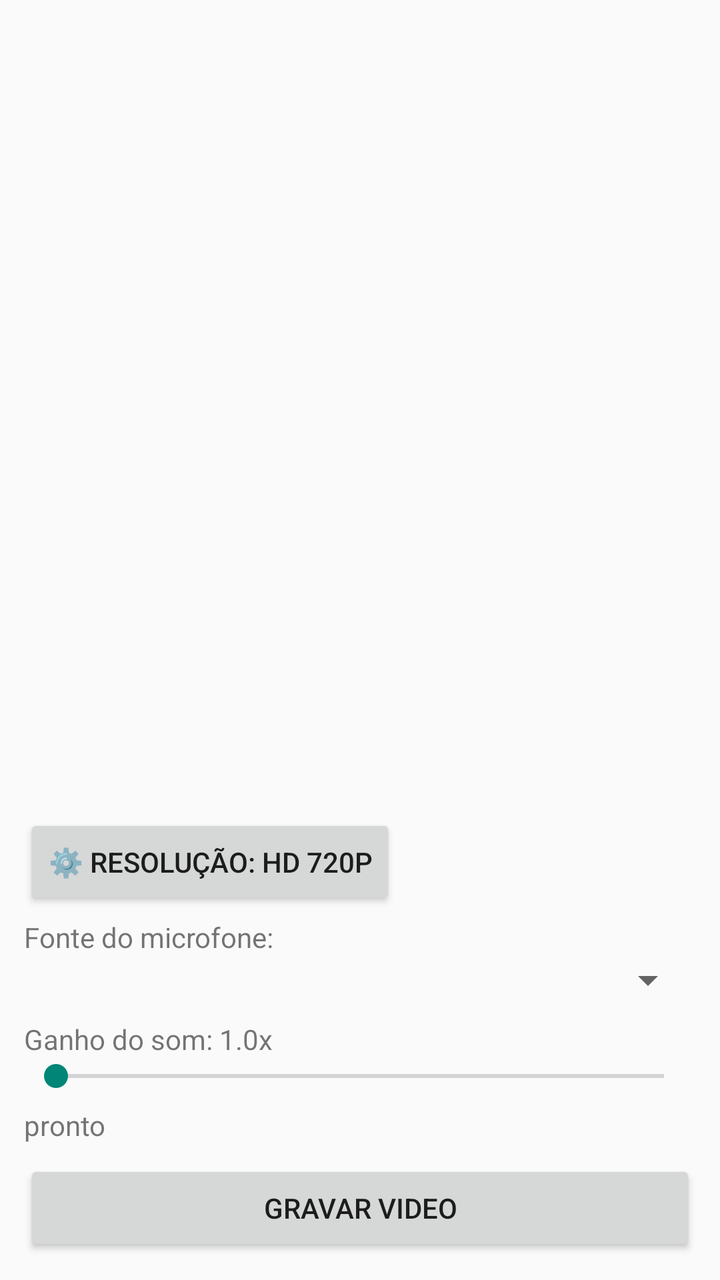
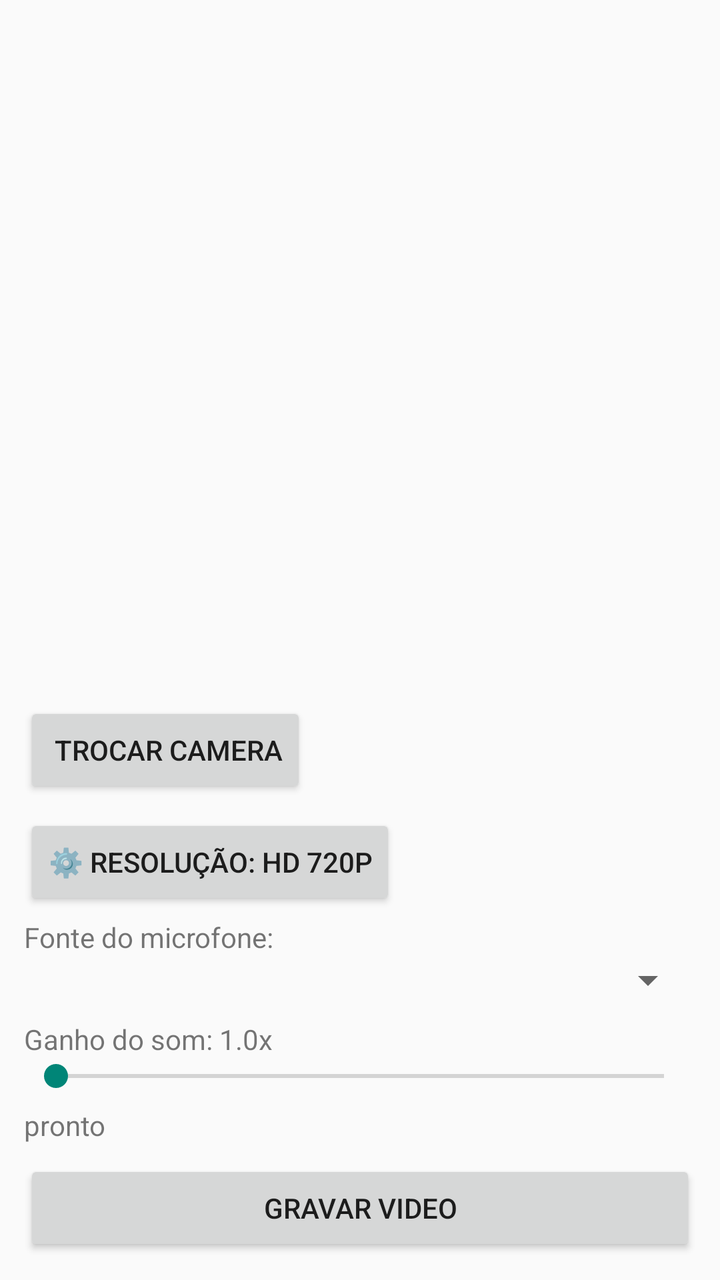

Screens rendered from an Android XML layout before and after an edit, with the pre-edit source and the edit as a unified diff.
<!-- AndroidManifest.xml: application theme Theme.AppCompat.DayNight.NoActionBar -->
<!-- res/layout/activity_main.xml -->
<?xml version="1.0" encoding="utf-8"?>
<LinearLayout xmlns:android="http://schemas.android.com/apk/res/android"
    android:layout_width="match_parent" android:layout_height="match_parent"
    android:orientation="vertical" android:padding="12dp">
    <TextureView android:id="@+id/tvPreview" android:layout_width="match_parent" android:layout_height="0dp" android:layout_weight="1"/>
    <Button android:id="@+id/btnRes" android:layout_width="wrap_content" android:layout_height="wrap_content" android:text="\u2699\uFE0F Resolução: HD 720p" android:layout_marginTop="8dp"/>
    <TextView android:layout_width="wrap_content" android:layout_height="wrap_content" android:text="Fonte do microfone:" android:layout_marginTop="4dp"/>
    <Spinner android:id="@+id/spFonte" android:layout_width="match_parent" android:layout_height="wrap_content"/>
    <TextView android:id="@+id/txtGanho" android:layout_width="wrap_content" android:layout_height="wrap_content" android:text="Ganho do som: 1.0x" android:layout_marginTop="8dp"/>
    <SeekBar android:id="@+id/sbGanho" android:layout_width="match_parent" android:layout_height="wrap_content" android:max="40"/>
    <TextView android:id="@+id/txtStatus" android:layout_width="wrap_content" android:layout_height="wrap_content" android:text="pronto" android:layout_marginTop="6dp"/>
    <Button android:id="@+id/btnRec" android:layout_width="match_parent" android:layout_height="wrap_content" android:text="GRAVAR VIDEO" android:layout_marginTop="8dp"/>
</LinearLayout>
<!-- resources referenced by this layout -->
<resources>

</resources>

<!-- the commit's change to res/layout/activity_main.xml (unified diff, before → after) -->
@@ -3,6 +3,7 @@
     android:layout_width="match_parent" android:layout_height="match_parent"
     android:orientation="vertical" android:padding="12dp">
     <TextureView android:id="@+id/tvPreview" android:layout_width="match_parent" android:layout_height="0dp" android:layout_weight="1"/>
+    <Button android:id="@+id/btnTroca" android:layout_width="wrap_content" android:layout_height="wrap_content" android:text="\uD83D\uDD04 Trocar camera"/>
     <Button android:id="@+id/btnRes" android:layout_width="wrap_content" android:layout_height="wrap_content" android:text="\u2699\uFE0F Resolução: HD 720p" android:layout_marginTop="8dp"/>
     <TextView android:layout_width="wrap_content" android:layout_height="wrap_content" android:text="Fonte do microfone:" android:layout_marginTop="4dp"/>
     <Spinner android:id="@+id/spFonte" android:layout_width="match_parent" android:layout_height="wrap_content"/>
